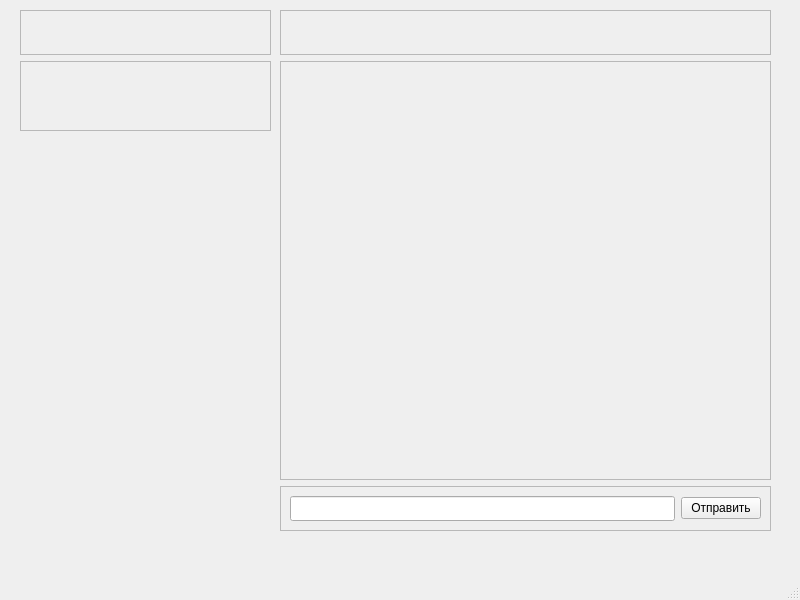
Qt form Client/interface/mainwindow.ui (SofiMi/Messenger) before a commit.
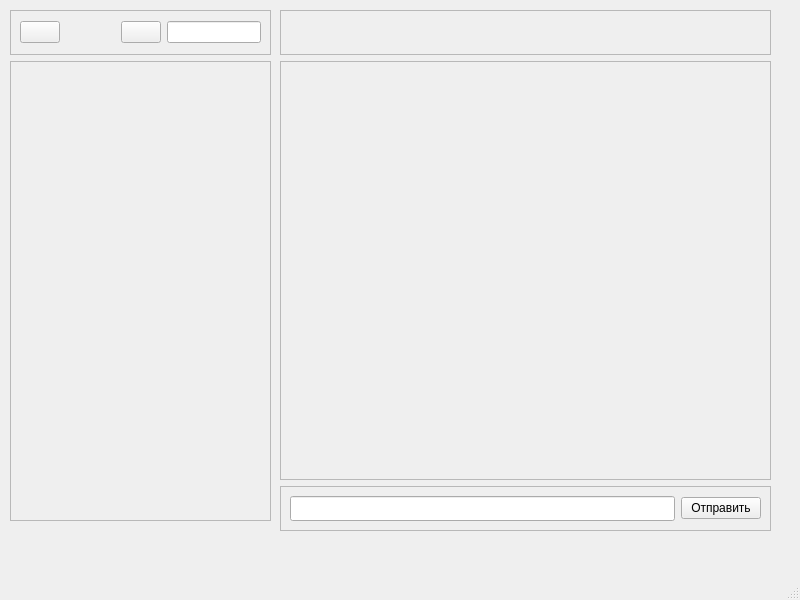
The same form after that commit.

```diff
--- a/Client/interface/mainwindow.ui
+++ b/Client/interface/mainwindow.ui
@@ -14,57 +14,6 @@
    <string>MainWindow</string>
   </property>
   <widget class="QWidget" name="centralwidget">
-   <widget class="QWidget" name="layoutWidget">
-    <property name="geometry">
-     <rect>
-      <x>20</x>
-      <y>10</y>
-      <width>251</width>
-      <height>521</height>
-     </rect>
-    </property>
-    <layout class="QVBoxLayout" name="verticalLayout">
-     <item>
-      <widget class="QFrame" name="frame">
-       <property name="minimumSize">
-        <size>
-         <width>0</width>
-         <height>45</height>
-        </size>
-       </property>
-       <property name="maximumSize">
-        <size>
-         <width>16777215</width>
-         <height>45</height>
-        </size>
-       </property>
-       <property name="frameShape">
-        <enum>QFrame::StyledPanel</enum>
-       </property>
-       <property name="frameShadow">
-        <enum>QFrame::Raised</enum>
-       </property>
-      </widget>
-     </item>
-     <item alignment="Qt::AlignTop">
-      <widget class="QScrollArea" name="friendScrollArea">
-       <property name="widgetResizable">
-        <bool>true</bool>
-       </property>
-       <widget class="QWidget" name="friendScrollAreaContext">
-        <property name="geometry">
-         <rect>
-          <x>0</x>
-          <y>0</y>
-          <width>247</width>
-          <height>68</height>
-         </rect>
-        </property>
-       </widget>
-      </widget>
-     </item>
-    </layout>
-   </widget>
    <widget class="QWidget" name="layoutWidget">
     <property name="geometry">
      <rect>
@@ -161,6 +110,102 @@
      </item>
     </layout>
    </widget>
+   <widget class="QWidget" name="">
+    <property name="geometry">
+     <rect>
+      <x>10</x>
+      <y>10</y>
+      <width>261</width>
+      <height>511</height>
+     </rect>
+    </property>
+    <layout class="QVBoxLayout" name="verticalLayout">
+     <item>
+      <widget class="QFrame" name="frame">
+       <property name="minimumSize">
+        <size>
+         <width>0</width>
+         <height>45</height>
+        </size>
+       </property>
+       <property name="maximumSize">
+        <size>
+         <width>16777215</width>
+         <height>45</height>
+        </size>
+       </property>
+       <property name="frameShape">
+        <enum>QFrame::StyledPanel</enum>
+       </property>
+       <property name="frameShadow">
+        <enum>QFrame::Raised</enum>
+       </property>
+       <layout class="QHBoxLayout" name="horizontalLayout_2">
+        <item>
+         <widget class="QPushButton" name="pushButton_2">
+          <property name="text">
+           <string/>
+          </property>
+         </widget>
+        </item>
+        <item>
+         <spacer name="horizontalSpacer_2">
+          <property name="orientation">
+           <enum>Qt::Horizontal</enum>
+          </property>
+          <property name="sizeHint" stdset="0">
+           <size>
+            <width>70</width>
+            <height>20</height>
+           </size>
+          </property>
+         </spacer>
+        </item>
+        <item>
+         <spacer name="horizontalSpacer">
+          <property name="orientation">
+           <enum>Qt::Horizontal</enum>
+          </property>
+          <property name="sizeHint" stdset="0">
+           <size>
+            <width>0</width>
+            <height>20</height>
+           </size>
+          </property>
+         </spacer>
+        </item>
+        <item>
+         <widget class="QPushButton" name="findNick">
+          <property name="text">
+           <string/>
+          </property>
+         </widget>
+        </item>
+        <item>
+         <widget class="QLineEdit" name="inputNick"/>
+        </item>
+       </layout>
+      </widget>
+     </item>
+     <item>
+      <widget class="QScrollArea" name="friendScrollArea">
+       <property name="widgetResizable">
+        <bool>true</bool>
+       </property>
+       <widget class="QWidget" name="friendScrollAreaContext">
+        <property name="geometry">
+         <rect>
+          <x>0</x>
+          <y>0</y>
+          <width>257</width>
+          <height>456</height>
+         </rect>
+        </property>
+       </widget>
+      </widget>
+     </item>
+    </layout>
+   </widget>
   </widget>
   <widget class="QMenuBar" name="menubar">
    <property name="geometry">
```
